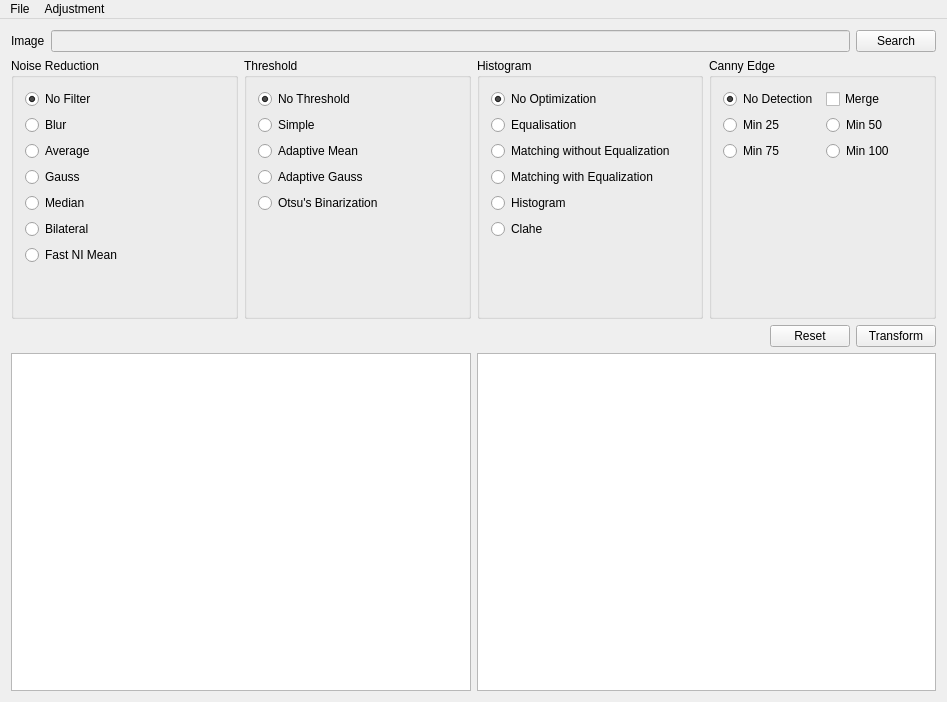
Above: mainwindow.ui from jasonjin34/hiwi-imageprocessing before the change. Below: the same form after it.
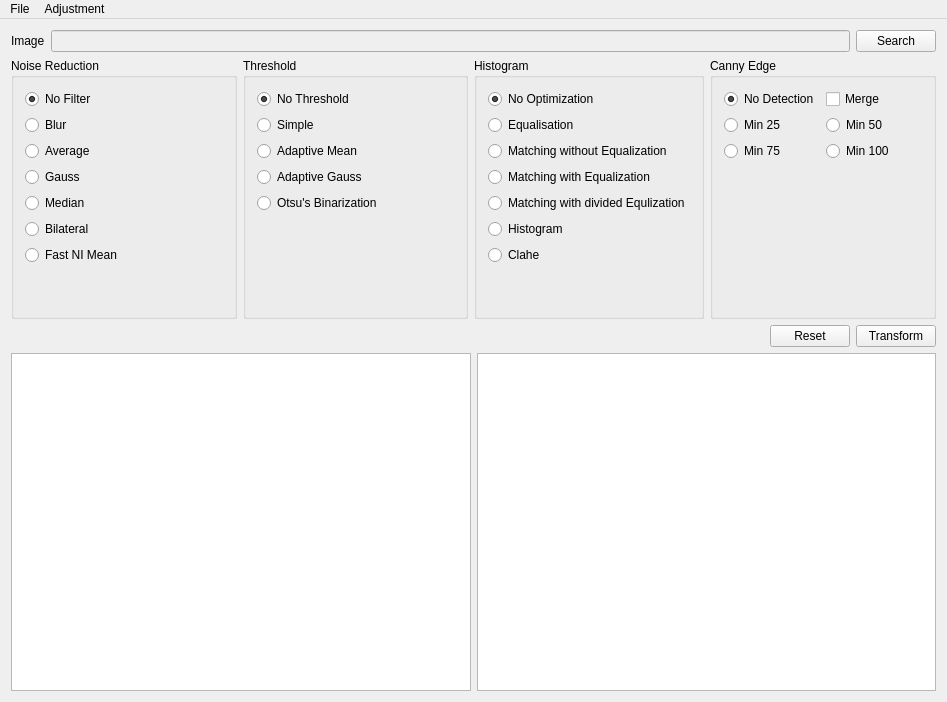
That is the form after the change.

Diff of the .ui file:
```diff
--- a/mainwindow.ui
+++ b/mainwindow.ui
@@ -223,6 +223,13 @@
            </property>
           </widget>
          </item>
+         <item>
+          <widget class="QRadioButton" name="optHisEqudivide">
+           <property name="text">
+            <string>Matching with divided Equlization</string>
+           </property>
+          </widget>
+         </item>
          <item>
           <widget class="QRadioButton" name="optHistogramDraw">
            <property name="text">
```
